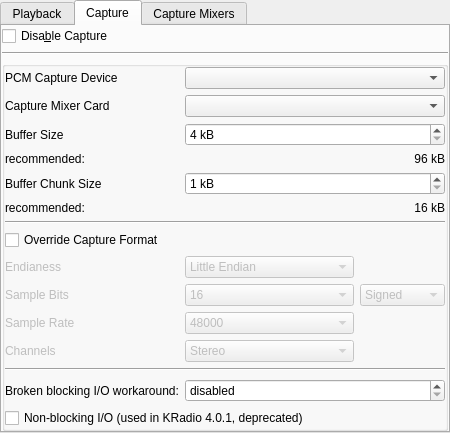
The window that plugins/alsa-sound/alsa-sound-configuration-ui.ui (pbek/kradio) describes before a commit, drawn with Qt 5.
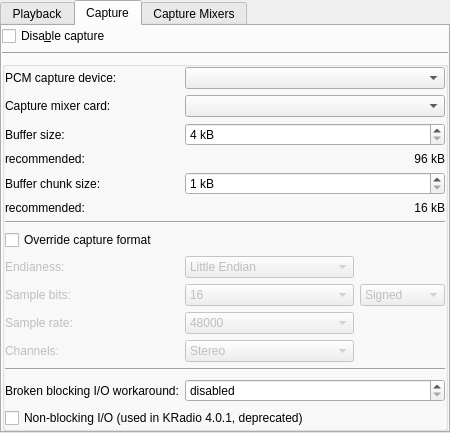
The same window after the commit. The open tabs and pages were chosen to show the change. Custom widgets are drawn as their Qt base class.

```diff
--- a/plugins/alsa-sound/alsa-sound-configuration-ui.ui
+++ b/plugins/alsa-sound/alsa-sound-configuration-ui.ui
@@ -337,7 +337,7 @@
        <item row="0" column="0">
         <widget class="QCheckBox" name="chkDisableCapture">
          <property name="text">
-          <string>Disa&amp;ble Capture</string>
+          <string>Disa&amp;ble capture</string>
          </property>
         </widget>
        </item>
@@ -363,7 +363,7 @@
           <item row="0" column="0">
            <widget class="QLabel" name="textLabel2_4">
             <property name="text">
-             <string>PCM Capture Device</string>
+             <string>PCM capture device:</string>
             </property>
             <property name="wordWrap">
              <bool>false</bool>
@@ -383,7 +383,7 @@
           <item row="1" column="0">
            <widget class="QLabel" name="textLabel2_6">
             <property name="text">
-             <string>Capture Mixer Card</string>
+             <string>Capture mixer card:</string>
             </property>
             <property name="wordWrap">
              <bool>false</bool>
@@ -403,7 +403,7 @@
           <item row="2" column="0">
            <widget class="QLabel" name="textLabel2_2_2_4">
             <property name="text">
-             <string>Buffer Size</string>
+             <string>Buffer size:</string>
             </property>
             <property name="wordWrap">
              <bool>false</bool>
@@ -461,7 +461,7 @@
           <item row="4" column="0">
            <widget class="QLabel" name="textLabel2_2_2_5">
             <property name="text">
-             <string>Buffer Chunk Size</string>
+             <string>Buffer chunk size:</string>
             </property>
             <property name="wordWrap">
              <bool>false</bool>
@@ -584,7 +584,7 @@
              <bool>false</bool>
             </property>
             <property name="text">
-             <string>Channels</string>
+             <string>Channels:</string>
             </property>
             <property name="wordWrap">
              <bool>false</bool>
@@ -597,7 +597,7 @@
              <bool>false</bool>
             </property>
             <property name="text">
-             <string>Sample Rate</string>
+             <string>Sample rate:</string>
             </property>
             <property name="wordWrap">
              <bool>false</bool>
@@ -610,7 +610,7 @@
              <bool>false</bool>
             </property>
             <property name="text">
-             <string>Sample Bits</string>
+             <string>Sample bits:</string>
             </property>
             <property name="wordWrap">
              <bool>false</bool>
@@ -623,7 +623,7 @@
              <bool>false</bool>
             </property>
             <property name="text">
-             <string>Endianess</string>
+             <string>Endianess:</string>
             </property>
             <property name="wordWrap">
              <bool>false</bool>
@@ -784,7 +784,7 @@
 &lt;p align=&quot;justify&quot; style=&quot; margin-top:0px; margin-bottom:0px; margin-left:0px; margin-right:0px; -qt-block-indent:0; text-indent:0px;&quot;&gt;You need to enable this switch in order to allow KRadio to tag the sound data internally processed with the correct format/sampling information if your ALSA (pseudo) sound device has a driver that does not report correctly the sampling information via the ALSA interface. This is at least a known issue for some Avermedia tv/radio card drivers which create a pseudo ALSA sound device to provide the sound samples aquired over the PCI bus.&lt;/p&gt;&lt;/body&gt;&lt;/html&gt;</string>
             </property>
             <property name="text">
-             <string>Override Capture Format</string>
+             <string>Override capture format</string>
             </property>
            </widget>
           </item>
```
Left out of the diff: 38 changed lines with no effect on the pictures.
